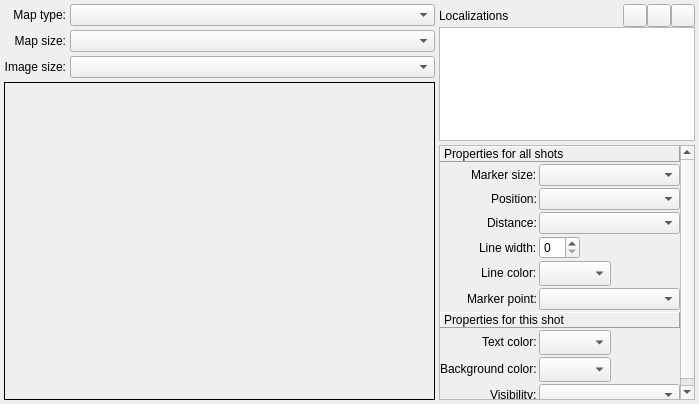
Old version of the form src/ffDiaporama/DlgImage/wgt_QGMapsMap/wgt_QGMapsMap.ui in the repository boenki/ffdiaporama.
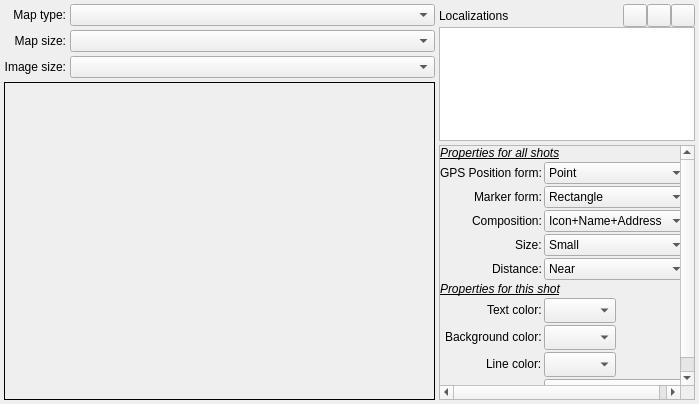
New version of the form. Icons and pictures are not drawn. Custom widgets are drawn as their Qt base class.

Commit message: Bug fixes:     -Fixed the bug of not replacing the icon when selecting a favorite in the selection box of GPS positions     -Active F1 key to open help in any dialog boxes     -Corrects UNDO in the edit slides dialog (repositions the active shot and selections)     -Fixed change of properties to the following shots in the edit slides dialog (only applies the current change and not all properties)

What changed in the file:
```diff
--- a/src/ffDiaporama/DlgImage/wgt_QGMapsMap/wgt_QGMapsMap.ui
+++ b/src/ffDiaporama/DlgImage/wgt_QGMapsMap/wgt_QGMapsMap.ui
@@ -352,12 +352,15 @@
         <property name="geometry">
          <rect>
           <x>0</x>
-          <y>0</y>
-          <width>242</width>
-          <height>276</height>
+          <y>-32</y>
+          <width>279</width>
+          <height>275</height>
          </rect>
         </property>
         <layout class="QFormLayout" name="formLayout">
+         <property name="fieldGrowthPolicy">
+          <enum>QFormLayout::AllNonFixedFieldsGrow</enum>
+         </property>
          <property name="labelAlignment">
           <set>Qt::AlignRight|Qt::AlignTrailing|Qt::AlignVCenter</set>
          </property>
@@ -379,80 +382,346 @@
          <property name="bottomMargin">
           <number>0</number>
          </property>
-         <item row="2" column="0">
-          <widget class="QLabel" name="PositionLabel">
-           <property name="text">
-            <string>Position:</string>
-           </property>
-          </widget>
-         </item>
-         <item row="2" column="1">
-          <widget class="QComboBox" name="PositionCB"/>
-         </item>
          <item row="0" column="0" colspan="2">
           <widget class="QLabel" name="label">
-           <property name="frameShape">
-            <enum>QFrame::Panel</enum>
-           </property>
-           <property name="frameShadow">
-            <enum>QFrame::Raised</enum>
+           <property name="font">
+            <font>
+             <italic>true</italic>
+             <underline>true</underline>
+            </font>
            </property>
            <property name="text">
             <string>Properties for all shots</string>
            </property>
           </widget>
          </item>
+         <item row="1" column="0">
+          <widget class="QLabel" name="PointFormLabel">
+           <property name="text">
+            <string>GPS Position form:</string>
+           </property>
+          </widget>
+         </item>
+         <item row="1" column="1">
+          <widget class="QComboBox" name="PointFormCB">
+           <property name="toolTip">
+            <string>Define a form for the GPS position</string>
+           </property>
+           <item>
+            <property name="text">
+             <string>Point</string>
+            </property>
+           </item>
+           <item>
+            <property name="text">
+             <string>Circle</string>
+            </property>
+           </item>
+           <item>
+            <property name="text">
+             <string>Rectangle</string>
+            </property>
+           </item>
+          </widget>
+         </item>
+         <item row="2" column="0">
+          <widget class="QLabel" name="MarkerFormLabel">
+           <property name="text">
+            <string>Marker form:</string>
+           </property>
+          </widget>
+         </item>
+         <item row="2" column="1">
+          <widget class="QComboBox" name="MarkerFormCB">
+           <property name="toolTip">
+            <string>Define a form for the marker</string>
+           </property>
+           <item>
+            <property name="text">
+             <string>Rectangle</string>
+            </property>
+           </item>
+           <item>
+            <property name="text">
+             <string>Bubble</string>
+            </property>
+           </item>
+          </widget>
+         </item>
          <item row="3" column="0">
+          <widget class="QLabel" name="MarkerCompoLabel">
+           <property name="text">
+            <string>Composition:</string>
+           </property>
+          </widget>
+         </item>
+         <item row="3" column="1">
+          <widget class="QComboBox" name="MarkerCompoCB">
+           <property name="toolTip">
+            <string>Define a form for the marker</string>
+           </property>
+           <item>
+            <property name="text">
+             <string>Icon+Name+Address</string>
+            </property>
+           </item>
+           <item>
+            <property name="text">
+             <string>Icon+Name</string>
+            </property>
+           </item>
+           <item>
+            <property name="text">
+             <string>Icon</string>
+            </property>
+           </item>
+           <item>
+            <property name="text">
+             <string>Name</string>
+            </property>
+           </item>
+           <item>
+            <property name="text">
+             <string>Name+Address</string>
+            </property>
+           </item>
+          </widget>
+         </item>
+         <item row="4" column="0">
+          <widget class="QLabel" name="MarkerSizeLabel">
+           <property name="text">
+            <string>Size:</string>
+           </property>
+          </widget>
+         </item>
+         <item row="4" column="1">
+          <widget class="QComboBox" name="MarkerSizeCB">
+           <property name="toolTip">
+            <string>Define the size of the marker and the GPS position</string>
+           </property>
+           <item>
+            <property name="text">
+             <string>Small</string>
+            </property>
+           </item>
+           <item>
+            <property name="text">
+             <string>Medium</string>
+            </property>
+           </item>
+           <item>
+            <property name="text">
+             <string>Large</string>
+            </property>
+           </item>
+           <item>
+            <property name="text">
+             <string>Huge</string>
+            </property>
+           </item>
+          </widget>
+         </item>
+         <item row="6" column="0">
           <widget class="QLabel" name="DistanceLabel">
            <property name="text">
             <string>Distance:</string>
            </property>
           </widget>
          </item>
-         <item row="3" column="1">
-          <widget class="QComboBox" name="DistanceCB"/>
-         </item>
-         <item row="8" column="0">
-          <widget class="QLabel" name="EndPointLabel">
-           <property name="text">
-            <string>Marker point:</string>
-           </property>
+         <item row="6" column="1">
+          <widget class="QComboBox" name="DistanceCB">
+           <item>
+            <property name="text">
+             <string>Near</string>
+            </property>
+           </item>
+           <item>
+            <property name="text">
+             <string>Normal</string>
+            </property>
+           </item>
+           <item>
+            <property name="text">
+             <string>Far</string>
+            </property>
+           </item>
           </widget>
          </item>
-         <item row="8" column="1">
-          <widget class="QComboBox" name="EndPointCB"/>
-         </item>
-         <item row="10" column="0" colspan="2">
+         <item row="12" column="0" colspan="2">
           <widget class="QLabel" name="label_7">
-           <property name="frameShape">
-            <enum>QFrame::Panel</enum>
-           </property>
-           <property name="frameShadow">
-            <enum>QFrame::Raised</enum>
+           <property name="font">
+            <font>
+             <italic>true</italic>
+             <underline>true</underline>
+            </font>
            </property>
            <property name="text">
             <string>Properties for this shot</string>
            </property>
           </widget>
          </item>
-         <item row="12" column="0">
+         <item row="13" column="0">
+          <widget class="QLabel" name="TextColorLabel">
+           <property name="text">
+            <string>Text color:</string>
+           </property>
+          </widget>
+         </item>
+         <item row="13" column="1">
+          <layout class="QHBoxLayout" name="horizontalLayout_6">
+           <property name="spacing">
+            <number>0</number>
+           </property>
+           <property name="leftMargin">
+            <number>0</number>
+           </property>
+           <property name="topMargin">
+            <number>0</number>
+           </property>
+           <property name="rightMargin">
+            <number>0</number>
+           </property>
+           <property name="bottomMargin">
+            <number>0</number>
+           </property>
+           <item>
+            <widget class="cCColorComboBox" name="TextColorCB">
+             <property name="sizePolicy">
+              <sizepolicy hsizetype="Preferred" vsizetype="Preferred">
+               <horstretch>0</horstretch>
+               <verstretch>0</verstretch>
+              </sizepolicy>
+             </property>
+             <property name="font">
+              <font>
+               <family>Sans Serif</family>
+               <pointsize>9</pointsize>
+              </font>
+             </property>
+             <property name="toolTip">
+              <string>Select the color of the line to be used to draw the border</string>
+             </property>
+             <property name="iconSize">
+              <size>
+               <width>64</width>
+               <height>16</height>
+              </size>
+             </property>
+            </widget>
+           </item>
+           <item>
+            <widget class="QLabel" name="label_5">
+             <property name="sizePolicy">
+              <sizepolicy hsizetype="Expanding" vsizetype="Preferred">
+               <horstretch>0</horstretch>
+               <verstretch>0</verstretch>
+              </sizepolicy>
+             </property>
+             <property name="text">
+              <string notr="true"/>
+             </property>
+            </widget>
+           </item>
+          </layout>
+         </item>
+         <item row="14" column="0">
           <widget class="QLabel" name="MarkerColorLabel">
            <property name="text">
             <string>Background color:</string>
            </property>
           </widget>
          </item>
-         <item row="13" column="0">
+         <item row="14" column="1">
+          <layout class="QHBoxLayout" name="horizontalLayout_5">
+           <property name="spacing">
+            <number>0</number>
+           </property>
+           <property name="leftMargin">
+            <number>0</number>
+           </property>
+           <property name="topMargin">
+            <number>0</number>
+           </property>
+           <property name="rightMargin">
+            <number>0</number>
+           </property>
+           <property name="bottomMargin">
+            <number>0</number>
+           </property>
+           <item>
+            <widget class="cCColorComboBox" name="MarkerColorCB">
+             <property name="sizePolicy">
+              <sizepolicy hsizetype="Preferred" vsizetype="Preferred">
+               <horstretch>0</horstretch>
+               <verstretch>0</verstretch>
+              </sizepolicy>
+             </property>
+             <property name="font">
+              <font>
+               <family>Sans Serif</family>
+               <pointsize>9</pointsize>
+              </font>
+             </property>
+             <property name="toolTip">
+              <string>Select the color of the line to be used to draw the border</string>
+             </property>
+             <property name="iconSize">
+              <size>
+               <width>64</width>
+               <height>16</height>
+              </size>
+             </property>
+            </widget>
+           </item>
+           <item>
+            <widget class="QLabel" name="label_4">
+             <property name="sizePolicy">
+              <sizepolicy hsizetype="Expanding" vsizetype="Preferred">
+               <horstretch>0</horstretch>
+               <verstretch>0</verstretch>
+              </sizepolicy>
+             </property>
+             <property name="text">
+              <string notr="true"/>
+             </property>
+            </widget>
+           </item>
+          </layout>
+         </item>
+         <item row="16" column="0">
           <widget class="QLabel" name="VisibilityLabel">
            <property name="text">
             <string>Visibility:</string>
            </property>
           </widget>
          </item>
-         <item row="13" column="1">
-          <widget class="QComboBox" name="VisibilityCB"/>
+         <item row="16" column="1">
+          <widget class="QComboBox" name="VisibilityCB">
+           <item>
+            <property name="text">
+             <string>Hide</string>
+            </property>
+           </item>
+           <item>
+            <property name="text">
+             <string>Masked</string>
+            </property>
+           </item>
+           <item>
+            <property name="text">
+             <string>Visible</string>
+            </property>
+           </item>
+          </widget>
          </item>
-         <item row="6" column="1">
+         <item row="15" column="0">
+          <widget class="QLabel" name="LineColorLabel">
+           <property name="text">
+            <string>Line color:</string>
+           </property>
+          </widget>
+         </item>
+         <item row="15" column="1">
           <layout class="QHBoxLayout" name="horizontalLayout_3">
            <property name="spacing">
             <number>0</number>
@@ -509,190 +778,6 @@
            </item>
           </layout>
          </item>
-         <item row="6" column="0">
-          <widget class="QLabel" name="LineColorLabel">
-           <property name="text">
-            <string>Line color:</string>
-           </property>
-          </widget>
-         </item>
-         <item row="4" column="1">
-          <layout class="QHBoxLayout" name="horizontalLayout_4">
-           <property name="spacing">
-            <number>0</number>
-           </property>
-           <property name="leftMargin">
-            <number>0</number>
-           </property>
-           <property name="topMargin">
-            <number>0</number>
-           </property>
-           <property name="rightMargin">
-            <number>0</number>
-           </property>
-           <property name="bottomMargin">
-            <number>0</number>
-           </property>
-           <item>
-            <widget class="QSpinBox" name="LineWidthSB">
-             <property name="maximum">
-              <number>10</number>
-             </property>
-            </widget>
-           </item>
-           <item>
-            <widget class="QLabel" name="label_3">
-             <property name="sizePolicy">
-              <sizepolicy hsizetype="Expanding" vsizetype="Preferred">
-               <horstretch>0</horstretch>
-               <verstretch>0</verstretch>
-              </sizepolicy>
-             </property>
-             <property name="text">
-              <string notr="true"/>
-             </property>
-            </widget>
-           </item>
-          </layout>
-         </item>
-         <item row="4" column="0">
-          <widget class="QLabel" name="LineWidthLabel">
-           <property name="text">
-            <string>Line width:</string>
-           </property>
-          </widget>
-         </item>
-         <item row="12" column="1">
-          <layout class="QHBoxLayout" name="horizontalLayout_5">
-           <property name="spacing">
-            <number>0</number>
-           </property>
-           <property name="leftMargin">
-            <number>0</number>
-           </property>
-           <property name="topMargin">
-            <number>0</number>
-           </property>
-           <property name="rightMargin">
-            <number>0</number>
-           </property>
-           <property name="bottomMargin">
-            <number>0</number>
-           </property>
-           <item>
-            <widget class="cCColorComboBox" name="MarkerColorCB">
-             <property name="sizePolicy">
-              <sizepolicy hsizetype="Preferred" vsizetype="Preferred">
-               <horstretch>0</horstretch>
-               <verstretch>0</verstretch>
-              </sizepolicy>
-             </property>
-             <property name="font">
-              <font>
-               <family>Sans Serif</family>
-               <pointsize>9</pointsize>
-              </font>
-             </property>
-             <property name="toolTip">
-              <string>Select the color of the line to be used to draw the border</string>
-             </property>
-             <property name="iconSize">
-              <size>
-               <width>64</width>
-               <height>16</height>
-              </size>
-             </property>
-            </widget>
-           </item>
-           <item>
-            <widget class="QLabel" name="label_4">
-             <property name="sizePolicy">
-              <sizepolicy hsizetype="Expanding" vsizetype="Preferred">
-               <horstretch>0</horstretch>
-               <verstretch>0</verstretch>
-              </sizepolicy>
-             </property>
-             <property name="text">
-              <string notr="true"/>
-             </property>
-            </widget>
-           </item>
-          </layout>
-         </item>
-         <item row="1" column="0">
-          <widget class="QLabel" name="MarkerSizeLabel">
-           <property name="text">
-            <string>Marker size:</string>
-           </property>
-          </widget>
-         </item>
-         <item row="1" column="1">
-          <widget class="QComboBox" name="MarkerSizeCB"/>
-         </item>
-         <item row="11" column="0">
-          <widget class="QLabel" name="TextColorLabel">
-           <property name="text">
-            <string>Text color:</string>
-           </property>
-          </widget>
-         </item>
-         <item row="11" column="1">
-          <layout class="QHBoxLayout" name="horizontalLayout_6">
-           <property name="spacing">
-            <number>0</number>
-           </property>
-           <property name="leftMargin">
-            <number>0</number>
-           </property>
-           <property name="topMargin">
-            <number>0</number>
-           </property>
-           <property name="rightMargin">
-            <number>0</number>
-           </property>
-           <property name="bottomMargin">
-            <number>0</number>
-           </property>
-           <item>
-            <widget class="cCColorComboBox" name="TextColorCB">
-             <property name="sizePolicy">
-              <sizepolicy hsizetype="Preferred" vsizetype="Preferred">
-               <horstretch>0</horstretch>
-               <verstretch>0</verstretch>
-              </sizepolicy>
-             </property>
-             <property name="font">
-              <font>
-               <family>Sans Serif</family>
-               <pointsize>9</pointsize>
-              </font>
-             </property>
-             <property name="toolTip">
-              <string>Select the color of the line to be used to draw the border</string>
-             </property>
-             <property name="iconSize">
-              <size>
-               <width>64</width>
-               <height>16</height>
-              </size>
-             </property>
-            </widget>
-           </item>
-           <item>
-            <widget class="QLabel" name="label_5">
-             <property name="sizePolicy">
-              <sizepolicy hsizetype="Expanding" vsizetype="Preferred">
-               <horstretch>0</horstretch>
-               <verstretch>0</verstretch>
-              </sizepolicy>
-             </property>
-             <property name="text">
-              <string notr="true"/>
-             </property>
-            </widget>
-           </item>
-          </layout>
-         </item>
         </layout>
        </widget>
       </widget>
@@ -702,16 +787,16 @@
   </layout>
  </widget>
  <customwidgets>
-  <customwidget>
-   <class>cCustomLocationTable</class>
-   <extends>QTableWidget</extends>
-   <header>DlgImage/wgt_QGMapsMap/cCustomLocationTable.h</header>
-  </customwidget>
   <customwidget>
    <class>cCColorComboBox</class>
    <extends>QComboBox</extends>
    <header>CustomCtrl/cCColorComboBox.h</header>
   </customwidget>
+  <customwidget>
+   <class>cCustomLocationTable</class>
+   <extends>QTableWidget</extends>
+   <header>DlgImage/wgt_QGMapsMap/cCustomLocationTable.h</header>
+  </customwidget>
  </customwidgets>
  <resources>
   <include location="../../RSCffDiaporama.qrc"/>
```
Left out of the diff: 22 changed lines with no effect on the pictures. The commit also changes 68 other files.
